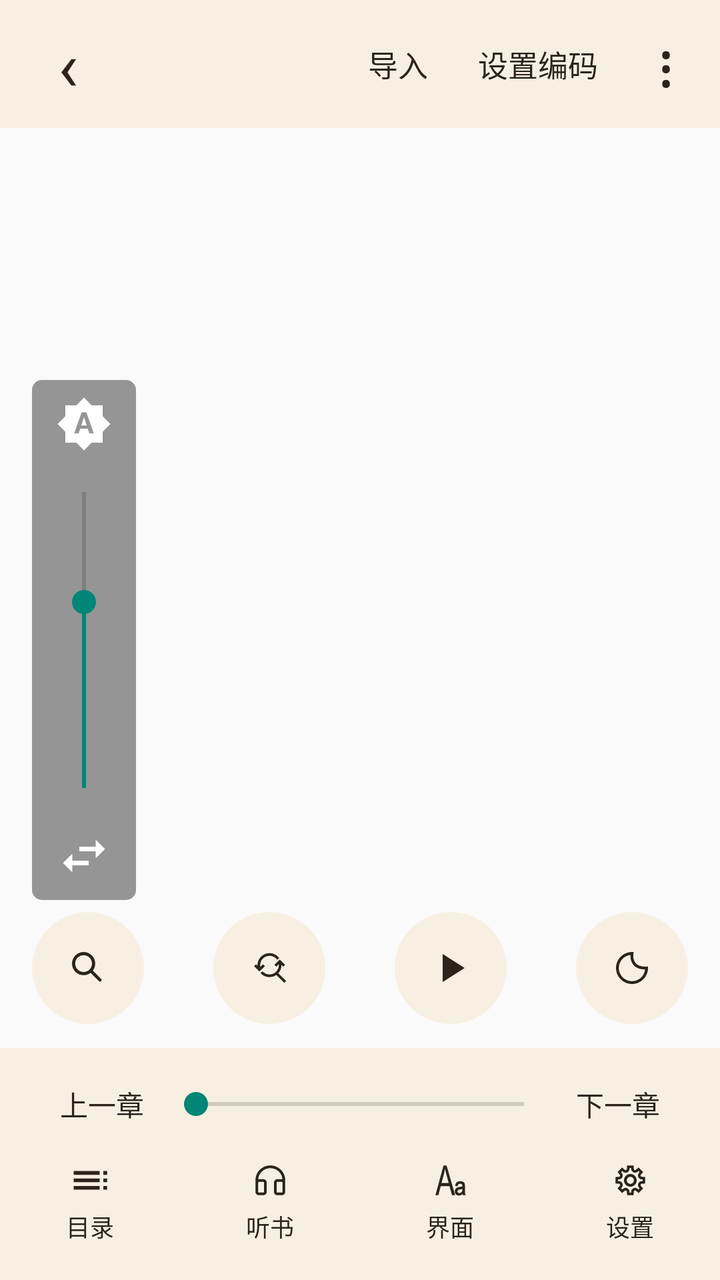
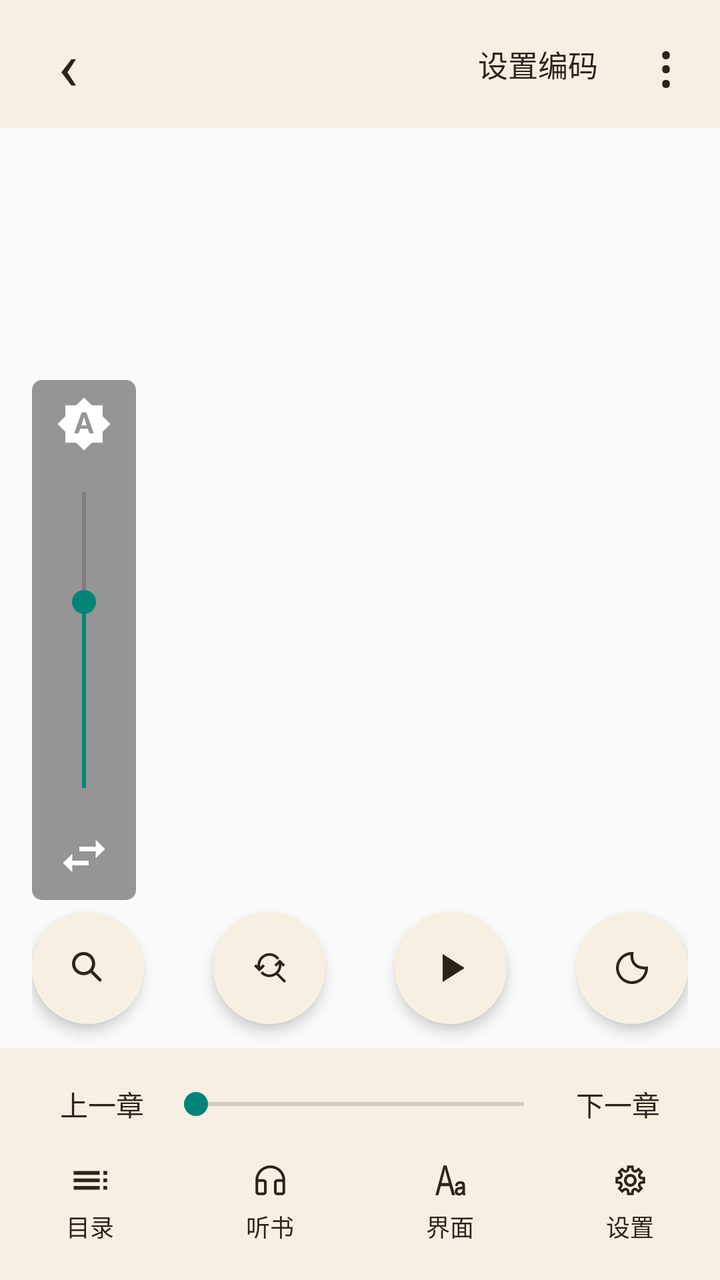

Before-and-after screenshots of an Android layout around one commit, followed by the original layout XML and the change that was made.
<!-- AndroidManifest.xml: application theme Theme.Tset -->
<!-- res/layout/view_m9_legado_read_menu.xml -->
<?xml version="1.0" encoding="utf-8"?>
<FrameLayout xmlns:android="http://schemas.android.com/apk/res/android"
    android:id="@+id/reader_menu_root"
    android:layout_width="match_parent"
    android:layout_height="match_parent">

    <View
        android:id="@+id/reader_menu_scrim"
        android:layout_width="match_parent"
        android:layout_height="match_parent" />

    <LinearLayout
        android:id="@+id/reader_title_bar"
        android:layout_width="match_parent"
        android:layout_height="64dp"
        android:layout_gravity="top"
        android:background="@drawable/reader_toolbar_bg"
        android:gravity="center_vertical"
        android:orientation="horizontal"
        android:paddingStart="8dp"
        android:paddingEnd="4dp">

        <TextView
            android:id="@+id/reader_back"
            android:layout_width="52dp"
            android:layout_height="match_parent"
            android:background="@drawable/reader_menu_touch"
            android:gravity="center"
            android:text="‹"
            android:textColor="#2C241B"
            android:textSize="34sp" />

        <TextView
            android:id="@+id/reader_toolbar_title"
            android:layout_width="0dp"
            android:layout_height="match_parent"
            android:layout_weight="1"
            android:ellipsize="end"
            android:gravity="center_vertical"
            android:singleLine="true"
            android:textColor="#2C241B"
            android:textSize="22sp" />

        <TextView
            android:id="@+id/reader_import"
            android:layout_width="58dp"
            android:layout_height="match_parent"
            android:background="@drawable/reader_menu_touch"
            android:gravity="center"
            android:text="导入"
            android:textColor="#2C241B"
            android:textSize="15sp" />

        <TextView
            android:id="@+id/reader_encoding"
            android:layout_width="82dp"
            android:layout_height="match_parent"
            android:background="@drawable/reader_menu_touch"
            android:gravity="center"
            android:text="设置编码"
            android:textColor="#2C241B"
            android:textSize="15sp" />

        <TextView
            android:id="@+id/reader_overflow"
            android:layout_width="46dp"
            android:layout_height="match_parent"
            android:background="@drawable/reader_menu_touch"
            android:gravity="center"
            android:text="⋮"
            android:textColor="#2C241B"
            android:textSize="30sp" />
    </LinearLayout>

    <LinearLayout
        android:id="@+id/reader_brightness"
        android:layout_width="52dp"
        android:layout_height="260dp"
        android:layout_gravity="start|center_vertical"
        android:layout_marginStart="16dp"
        android:background="@drawable/reader_brightness_bg"
        android:gravity="center_horizontal"
        android:orientation="vertical"
        android:paddingTop="8dp"
        android:paddingBottom="8dp">

        <ImageView
            android:id="@+id/reader_brightness_auto"
            android:layout_width="28dp"
            android:layout_height="28dp"
            android:src="@drawable/reader_ic_brightness_auto"
            android:tint="#FFFFFF" />

        <SeekBar
            android:id="@+id/reader_brightness_seek"
            android:layout_width="180dp"
            android:layout_height="0dp"
            android:layout_weight="1"
            android:max="255"
            android:progress="160"
            android:rotation="-90" />

        <ImageView
            android:id="@+id/reader_brightness_position"
            android:layout_width="28dp"
            android:layout_height="28dp"
            android:src="@drawable/reader_ic_swap_horiz"
            android:tint="#FFFFFF" />
    </LinearLayout>

    <LinearLayout
        android:id="@+id/reader_bottom_menu"
        android:layout_width="match_parent"
        android:layout_height="wrap_content"
        android:layout_gravity="bottom"
        android:orientation="vertical">

        <LinearLayout
            android:id="@+id/reader_floating_buttons"
            android:layout_width="match_parent"
            android:layout_height="80dp"
            android:gravity="center_vertical"
            android:orientation="horizontal"
            android:paddingStart="16dp"
            android:paddingEnd="16dp">

            <ImageButton
                android:id="@+id/reader_search"
                android:layout_width="56dp"
                android:layout_height="56dp"
                android:background="@drawable/reader_fab_bg"
                android:padding="15dp"
                android:src="@drawable/ic_search"
                android:tint="#2C241B" />

            <Space
                android:layout_width="0dp"
                android:layout_height="1dp"
                android:layout_weight="1" />

            <ImageButton
                android:id="@+id/reader_replace"
                android:layout_width="56dp"
                android:layout_height="56dp"
                android:background="@drawable/reader_fab_bg"
                android:padding="15dp"
                android:src="@drawable/reader_ic_find_replace"
                android:tint="#2C241B" />

            <Space
                android:layout_width="0dp"
                android:layout_height="1dp"
                android:layout_weight="1" />

            <ImageButton
                android:id="@+id/reader_playback_bar"
                android:layout_width="56dp"
                android:layout_height="56dp"
                android:background="@drawable/reader_fab_bg"
                android:padding="15dp"
                android:src="@drawable/reader_ic_play_24dp"
                android:tint="#2C241B" />

            <Space
                android:layout_width="0dp"
                android:layout_height="1dp"
                android:layout_weight="1" />

            <ImageButton
                android:id="@+id/reader_night"
                android:layout_width="56dp"
                android:layout_height="56dp"
                android:background="@drawable/reader_fab_bg"
                android:padding="15dp"
                android:src="@drawable/reader_ic_brightness"
                android:tint="#2C241B" />
        </LinearLayout>

        <LinearLayout
            android:id="@+id/reader_bottom_panel"
            android:layout_width="match_parent"
            android:layout_height="wrap_content"
            android:background="@drawable/reader_menu_panel_bg"
            android:orientation="vertical"
            android:paddingTop="5dp"
            android:paddingBottom="7dp">

            <LinearLayout
                android:layout_width="match_parent"
                android:layout_height="46dp"
                android:gravity="center_vertical"
                android:orientation="horizontal"
                android:paddingStart="20dp"
                android:paddingEnd="20dp">

                <TextView
                    android:id="@+id/reader_prev_chapter"
                    android:layout_width="wrap_content"
                    android:layout_height="match_parent"
                    android:background="@drawable/reader_menu_touch"
                    android:gravity="center"
                    android:paddingStart="10dp"
                    android:paddingEnd="10dp"
                    android:text="上一章"
                    android:textColor="#2C241B"
                    android:textSize="14sp" />

                <SeekBar
                    android:id="@+id/reader_page_seek"
                    android:layout_width="0dp"
                    android:layout_height="match_parent"
                    android:layout_weight="1" />

                <TextView
                    android:id="@+id/reader_next_chapter"
                    android:layout_width="wrap_content"
                    android:layout_height="match_parent"
                    android:background="@drawable/reader_menu_touch"
                    android:gravity="center"
                    android:paddingStart="10dp"
                    android:paddingEnd="10dp"
                    android:text="下一章"
                    android:textColor="#2C241B"
                    android:textSize="14sp" />
            </LinearLayout>

            <LinearLayout
                android:layout_width="match_parent"
                android:layout_height="58dp"
                android:gravity="center"
                android:orientation="horizontal">

                <Space
                    android:layout_width="0dp"
                    android:layout_height="1dp"
                    android:layout_weight="1" />

                <LinearLayout
                    android:id="@+id/reader_catalog"
                    style="@style/ReaderLegadoMenuItem">
                    <ImageView
                        style="@style/ReaderLegadoMenuIcon"
                        android:src="@drawable/reader_ic_toc" />
                    <TextView
                        style="@style/ReaderLegadoMenuText"
                        android:text="目录" />
                </LinearLayout>

                <Space
                    android:layout_width="0dp"
                    android:layout_height="1dp"
                    android:layout_weight="2" />

                <LinearLayout
                    android:id="@+id/reader_listen"
                    style="@style/ReaderLegadoMenuItem">
                    <ImageView
                        style="@style/ReaderLegadoMenuIcon"
                        android:src="@drawable/reader_ic_read_aloud" />
                    <TextView
                        android:id="@+id/reader_listen_text"
                        style="@style/ReaderLegadoMenuText"
                        android:text="听书" />
                </LinearLayout>

                <Space
                    android:layout_width="0dp"
                    android:layout_height="1dp"
                    android:layout_weight="2" />

                <LinearLayout
                    android:id="@+id/reader_style"
                    style="@style/ReaderLegadoMenuItem">
                    <ImageView
                        style="@style/ReaderLegadoMenuIcon"
                        android:src="@drawable/reader_ic_interface_setting" />
                    <TextView
                        style="@style/ReaderLegadoMenuText"
                        android:text="界面" />
                </LinearLayout>

                <Space
                    android:layout_width="0dp"
                    android:layout_height="1dp"
                    android:layout_weight="2" />

                <LinearLayout
                    android:id="@+id/reader_setting"
                    style="@style/ReaderLegadoMenuItem">
                    <ImageView
                        style="@style/ReaderLegadoMenuIcon"
                        android:src="@drawable/reader_ic_settings" />
                    <TextView
                        style="@style/ReaderLegadoMenuText"
                        android:text="设置" />
                </LinearLayout>

                <Space
                    android:layout_width="0dp"
                    android:layout_height="1dp"
                    android:layout_weight="1" />
            </LinearLayout>
        </LinearLayout>
    </LinearLayout>
</FrameLayout>
<!-- resources referenced by this layout -->
<resources>
  <!-- drawable reader_brightness_bg (drawable) -->
  <?xml version="1.0" encoding="utf-8"?>
  <shape xmlns:android="http://schemas.android.com/apk/res/android">
      <corners android:radius="5dp" />
      <solid android:color="#80333333" />
  </shape>
  <!-- drawable reader_fab_bg (drawable) -->
  <?xml version="1.0" encoding="utf-8"?>
  <shape xmlns:android="http://schemas.android.com/apk/res/android"
      android:shape="oval">
      <solid android:color="#F7F0E2" />
  </shape>
  <!-- drawable reader_ic_play_24dp (drawable) -->
  <vector xmlns:android="http://schemas.android.com/apk/res/android"
      android:width="24dp"
      android:height="24dp"
      android:viewportWidth="24.0"
      android:viewportHeight="24.0">
      <path
          android:fillColor="#FFFFFFFF"
          android:pathData="M8,5v14l11,-7z" />
  </vector>
  <!-- drawable reader_ic_swap_horiz (drawable) -->
  <vector android:height="24dp"
      android:tint="#000000"
      android:viewportHeight="24"
      android:viewportWidth="24"
      android:width="24dp"
      xmlns:android="http://schemas.android.com/apk/res/android">
      <path
          android:fillColor="@android:color/white"
          android:pathData="M6.99,11L3,15l3.99,4v-3H14v-2H6.99v-3zM21,9l-3.99,-4v3H10v2h7.01v3L21,9z" />
  </vector>
  <!-- drawable reader_ic_toc (drawable) -->
  <vector xmlns:android="http://schemas.android.com/apk/res/android"
      android:width="24dp"
      android:height="24dp"
      android:viewportWidth="24.0"
      android:viewportHeight="24.0">
      <path
          android:fillColor="#FF000000"
          android:pathData="M3,9h14L17,7L3,7v2zM3,13h14v-2L3,11v2zM3,17h14v-2L3,15v2zM19,17h2v-2h-2v2zM19,7v2h2L21,7h-2zM19,13h2v-2h-2v2z" />
  </vector>
  <!-- drawable reader_menu_panel_bg (drawable) -->
  <?xml version="1.0" encoding="utf-8"?>
  <shape xmlns:android="http://schemas.android.com/apk/res/android">
      <solid android:color="#F7F0E2" />
  </shape>
  <!-- drawable reader_menu_touch (drawable) -->
  <?xml version="1.0" encoding="utf-8"?>
  <selector xmlns:android="http://schemas.android.com/apk/res/android">
      <item android:state_pressed="true">
          <shape>
              <solid android:color="#22000000" />
          </shape>
      </item>
      <item android:drawable="@android:color/transparent" />
  </selector>
  <!-- drawable reader_toolbar_bg (drawable) -->
  <?xml version="1.0" encoding="utf-8"?>
  <shape xmlns:android="http://schemas.android.com/apk/res/android">
      <solid android:color="#F7F0E2" />
  </shape>
  <style name="ReaderLegadoMenuIcon">
          <item name="android:layout_width">match_parent</item>
          <item name="android:layout_height">0dp</item>
          <item name="android:layout_weight">1</item>
          <item name="android:tint">#2C241B</item>
      </style>
  <style name="ReaderLegadoMenuItem">
          <item name="android:layout_width">60dp</item>
          <item name="android:layout_height">50dp</item>
          <item name="android:background">@drawable/reader_menu_touch</item>
          <item name="android:clickable">true</item>
          <item name="android:focusable">true</item>
          <item name="android:orientation">vertical</item>
          <item name="android:paddingBottom">7dp</item>
      </style>
  <style name="ReaderLegadoMenuText">
          <item name="android:layout_width">wrap_content</item>
          <item name="android:layout_height">wrap_content</item>
          <item name="android:layout_gravity">center_horizontal</item>
          <item name="android:layout_marginTop">3dp</item>
          <item name="android:ellipsize">middle</item>
          <item name="android:singleLine">true</item>
          <item name="android:textColor">#2C241B</item>
          <item name="android:textSize">12sp</item>
      </style>
  <style name="Theme.Tset" parent="Theme.AppCompat.DayNight.NoActionBar" />
  <!-- unchanged entries left out for length: 7 -->
</resources>

<!-- the commit's change to res/layout/view_m9_legado_read_menu.xml (unified diff, before → after) -->
@@ -40,16 +40,6 @@
             android:singleLine="true"
             android:textColor="#2C241B"
             android:textSize="22sp" />
-
-        <TextView
-            android:id="@+id/reader_import"
-            android:layout_width="58dp"
-            android:layout_height="match_parent"
-            android:background="@drawable/reader_menu_touch"
-            android:gravity="center"
-            android:text="导入"
-            android:textColor="#2C241B"
-            android:textSize="15sp" />
 
         <TextView
             android:id="@+id/reader_encoding"
@@ -129,9 +119,12 @@
                 android:layout_width="56dp"
                 android:layout_height="56dp"
                 android:background="@drawable/reader_fab_bg"
+                android:contentDescription="搜索"
+                android:elevation="2dp"
                 android:padding="15dp"
                 android:src="@drawable/ic_search"
-                android:tint="#2C241B" />
+                android:tint="#2C241B"
+                android:translationZ="2dp" />
 
             <Space
                 android:layout_width="0dp"
@@ -143,9 +136,12 @@
                 android:layout_width="56dp"
                 android:layout_height="56dp"
                 android:background="@drawable/reader_fab_bg"
+                android:contentDescription="替"
+                android:elevation="2dp"
                 android:padding="15dp"
                 android:src="@drawable/reader_ic_find_replace"
-                android:tint="#2C241B" />
+                android:tint="#2C241B"
+                android:translationZ="2dp" />
 
             <Space
                 android:layout_width="0dp"
@@ -157,9 +153,12 @@
                 android:layout_width="56dp"
                 android:layout_height="56dp"
                 android:background="@drawable/reader_fab_bg"
+                android:contentDescription="播放条"
+                android:elevation="2dp"
                 android:padding="15dp"
                 android:src="@drawable/reader_ic_play_24dp"
-                android:tint="#2C241B" />
+                android:tint="#2C241B"
+                android:translationZ="2dp" />
 
             <Space
                 android:layout_width="0dp"
@@ -171,9 +170,12 @@
                 android:layout_width="56dp"
                 android:layout_height="56dp"
                 android:background="@drawable/reader_fab_bg"
+                android:contentDescription="夜间模式"
+                android:elevation="2dp"
                 android:padding="15dp"
                 android:src="@drawable/reader_ic_brightness"
-                android:tint="#2C241B" />
+                android:tint="#2C241B"
+                android:translationZ="2dp" />
         </LinearLayout>
 
         <LinearLayout
